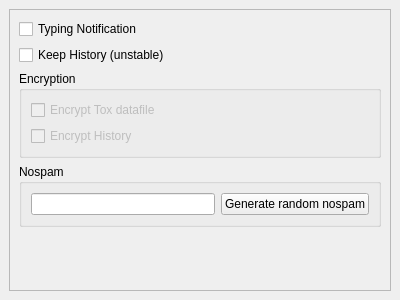
qTox/qTox, file src/widget/form/settings/privacysettings.ui: the form before one commit.
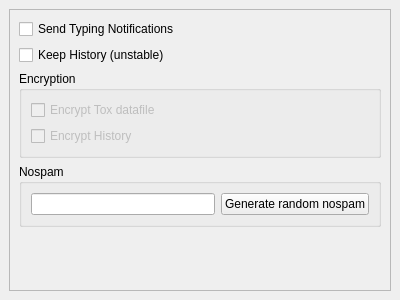
The form after the commit.

```diff
--- a/src/widget/form/settings/privacysettings.ui
+++ b/src/widget/form/settings/privacysettings.ui
@@ -44,7 +44,7 @@
        <item>
         <widget class="QCheckBox" name="cbTypingNotification">
          <property name="text">
-          <string>Typing Notification</string>
+          <string>Send Typing Notifications</string>
          </property>
         </widget>
        </item>
```
Left out of the diff: 3 changed lines with no effect on the pictures.
